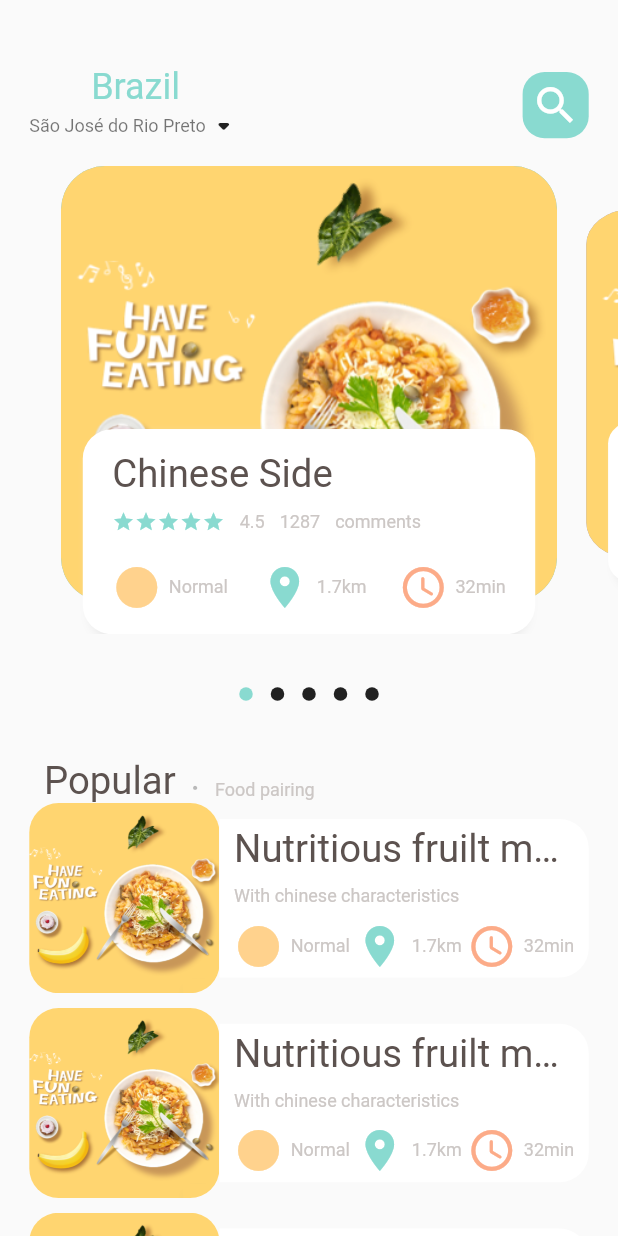
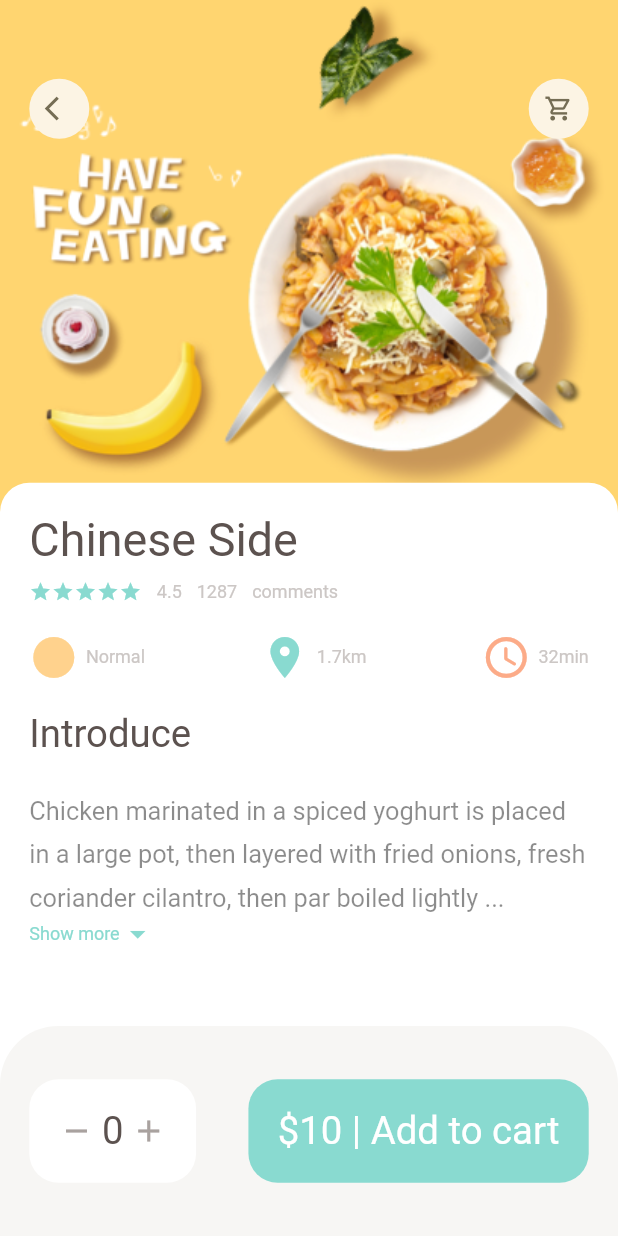
Before and after one commit to fabioyura/food_delivery, a Flutter app: the screen it shows after launch, on a phone screen of 412 x 824 dp. Run offline on Flutter 3.47's test engine with Material 2 defaults, Android fonts, the phone set to English and light mode, and no system bars; drawn by our look-alikes of dots_indicator; our stand-ins replace get.

Commit message:
Terceiro Commit - Finalizado popular_food_detail

```diff
--- a/lib/main.dart
+++ b/lib/main.dart
@@ -1,5 +1,6 @@
 import 'package:flutter/material.dart';
-import 'package:food_delivery/home/main_food_page.dart';
+import 'package:food_delivery/pages/food/popular_food_detail.dart';
+//import 'package:food_delivery/pages/home/main_food_page.dart';
 import 'package:get/get.dart';
 
 void main() {
@@ -18,7 +19,7 @@ class MyApp extends StatelessWidget {
       theme: ThemeData(
         primarySwatch: Colors.blue,
       ),
-      home: MainFoodPage(),
+      home: PopularFoodDetail(),
     );
   }
 }
--- /dev/null
+++ b/lib/pages/food/popular_food_detail.dart
@@ -0,0 +1,145 @@
+import 'package:flutter/material.dart';
+import 'package:food_delivery/utils/dimensions.dart';
+import 'package:food_delivery/widgets/app_column.dart';
+import 'package:food_delivery/widgets/app_icon.dart';
+import 'package:food_delivery/widgets/expandable_text.dart';
+
+import '../../utils/colors.dart';
+import '../../widgets/big_text.dart';
+
+class PopularFoodDetail extends StatelessWidget {
+  const PopularFoodDetail({Key? key}) : super(key: key);
+
+  @override
+  Widget build(BuildContext context) {
+    return Scaffold(
+      backgroundColor: Colors.white,
+      body: Stack(
+        children: [
+          //           <------ BACKGROUND IMAGE ------>
+          Positioned(
+            left: 0,
+            right: 0,
+            child: Container(
+              width: double.maxFinite,
+              height: Dimensions.popularFoodImgSize,
+              decoration: BoxDecoration(
+                  image: DecorationImage(
+                      fit: BoxFit.cover,
+                      image: AssetImage("assets/image/food0.png"))),
+            ),
+          ),
+          //           <------ ICON WIDGETS ------>
+          Positioned(
+            top: Dimensions.height45,
+            left: Dimensions.widht20,
+            right: Dimensions.widht20,
+            child: Row(
+              mainAxisAlignment: MainAxisAlignment.spaceBetween,
+              children: [
+                AppIcon(icon: Icons.arrow_back_ios),
+                AppIcon(icon: Icons.shopping_cart_outlined),
+              ],
+            ),
+          ),
+          //           <------ INTRODUÇÃO ------>
+          Positioned(
+            left: 0,
+            right: 0,
+            bottom: 0,
+            top: Dimensions.popularFoodImgSize - 20,
+            child: Container(
+              padding: EdgeInsets.only(
+                left: Dimensions.widht20,
+                right: Dimensions.widht20,
+                top: Dimensions.height20,
+              ),
+              decoration: BoxDecoration(
+                  borderRadius: BorderRadius.only(
+                      topRight: Radius.circular(Dimensions.radius20),
+                      topLeft: Radius.circular(Dimensions.radius20)),
+                  color: Color.fromRGBO(255, 255, 255, 1)),
+              child: Column(
+                crossAxisAlignment: CrossAxisAlignment.start,
+                children: [
+                  AppColumn(text: "Chinese Side"),
+                  SizedBox(height: Dimensions.height20),
+                  BigText(text: 'Introduce'),
+                  //           <------ EXPANDABLE TEXT WIDGET ------>
+                  SizedBox(height: Dimensions.height20),
+                  Expanded(
+                    child: SingleChildScrollView(
+                      child: ExpandableTextWidget(
+                          text:
+                              "Chicken marinated in a spiced yoghurt is placed in a large pot, then layered with fried onions, fresh coriander cilantro, then par boiled lightly spiced rice\n Chicken marinated in a spiced yoghurt is placed in a large pot, then layered with fried onions, fresh coriander cilantro, then par boiled lightly spiced rice \n Chicken marinated in a spiced yoghurt is placed in a large pot, then layered with fried onions, fresh coriander cilantro, then par boiled lightly spiced rice"),
+                    ),
+                  )
+                ],
+              ),
+            ),
+          ),
+        ],
+      ),
+      bottomNavigationBar: Container(
+        height: Dimensions.bottomHeightBar,
+        padding: EdgeInsets.only(
+          top: Dimensions.height30,
+          bottom: Dimensions.height30,
+          left: Dimensions.widht20,
+          right: Dimensions.widht20,
+        ),
+        decoration: BoxDecoration(
+          color: AppColors.buttonBackgroundColor,
+          borderRadius: BorderRadius.only(
+            topLeft: Radius.circular(Dimensions.radius20 * 2),
+            topRight: Radius.circular(Dimensions.radius20 * 2),
+          ),
+        ),
+        child: Row(
+          mainAxisAlignment: MainAxisAlignment.spaceBetween,
+          children: [
+            //           <------ CONTAINER Add item number ------>
+            Container(
+              padding: EdgeInsets.only(
+                  //Aumentar espaço dentro do Container - +
+                  top: Dimensions.height20,
+                  bottom: Dimensions.height20,
+                  left: Dimensions.widht20,
+                  right: Dimensions.widht20),
+              decoration: BoxDecoration(
+                  borderRadius: BorderRadius.circular(Dimensions.radius20),
+                  color: Colors.white),
+              child: Row(
+                children: [
+                  Icon(Icons.remove, color: AppColors.signColor),
+                  SizedBox(width: Dimensions.widht10 / 2),
+                  BigText(text: "0"),
+                  SizedBox(width: Dimensions.widht10 / 2),
+                  Icon(
+                    Icons.add,
+                    color: AppColors.signColor,
+                  )
+                ],
+              ),
+            ),
+            Container(
+              child: BigText(
+                text: "\$10 | Add to cart",
+                color: Colors.white,
+              ),
+              padding: EdgeInsets.only(
+                  //Aumentar espaço dentro do Container 'Add to cart'
+                  top: Dimensions.height20,
+                  bottom: Dimensions.height20,
+                  left: Dimensions.widht20,
+                  right: Dimensions.widht20),
+              decoration: BoxDecoration(
+                  borderRadius: BorderRadius.circular(Dimensions.radius20),
+                  color: AppColors.mainColor),
+            )
+          ],
+        ),
+      ),
+    );
+  }
+}
--- a/lib/home/food_page_body.dart
+++ b/lib/pages/home/food_page_body.dart
@@ -2,6 +2,7 @@ import 'package:flutter/material.dart';
 import 'package:dots_indicator/dots_indicator.dart';
 import 'package:food_delivery/utils/colors.dart';
 import 'package:food_delivery/utils/dimensions.dart';
+import 'package:food_delivery/widgets/app_column.dart';
 import 'package:food_delivery/widgets/big_text.dart';
 import 'package:food_delivery/widgets/icon_and_text_widget.dart';
 import 'package:food_delivery/widgets/small_text.dart';
@@ -240,64 +241,13 @@ class _FoodPageBodyState extends State<FoodPageBody> {
                     BoxShadow(color: Colors.white, offset: Offset(5, 0)),
                   ]),
               child: Container(
-                padding: EdgeInsets.only(
-                    top: Dimensions.height15,
-                    left: Dimensions.widht15,
-                    right: Dimensions.widht15),
-                child: Column(
-                  crossAxisAlignment: CrossAxisAlignment.start,
-                  children: [
-                    BigText(text: "Chinese Side"),
-                    SizedBox(height: Dimensions.height10),
-                    //           <------ CONTAINER comentário ------>
-
-                    Row(
-                      children: [
-                        Wrap(
-                          children: List.generate(
-                            5,
-                            (index) => Icon(
-                              //Ao declarar um "children", pode retirar as [] para Gerar uma lista 'manualmente', neste caso usa-se uma arrow function => para declarar uma função em uma única linha
-                              Icons.star,
-                              color: AppColors.mainColor,
-                              size: 15,
-                            ),
-                          ),
-                        ),
-                        SizedBox(width: 10),
-                        SmallText(text: '4.5'),
-                        SizedBox(width: 10),
-                        SmallText(text: '1287'),
-                        SizedBox(width: 10),
-                        SmallText(text: 'comments')
-                      ],
-                    ),
-                    SizedBox(height: Dimensions.height20),
-                    ////           <------ CONTAINER distancia e tempo ------>
-
-                    Row(
-                      mainAxisAlignment: MainAxisAlignment.spaceBetween,
-                      children: [
-                        IconAndTextWidget(
-                          icon: Icons.circle_sharp,
-                          text: 'Normal',
-                          iconColor: AppColors.iconColor1,
-                        ),
-                        IconAndTextWidget(
-                          icon: Icons.location_on,
-                          text: '1.7km',
-                          iconColor: AppColors.mainColor,
-                        ),
-                        IconAndTextWidget(
-                          icon: Icons.access_time_rounded,
-                          text: '32min',
-                          iconColor: AppColors.iconColor2,
-                        ),
-                      ],
-                    )
-                  ],
-                ),
-              ),
+                  padding: EdgeInsets.only(
+                      top: Dimensions.height15,
+                      left: Dimensions.widht15,
+                      right: Dimensions.widht15),
+                  child: AppColumn(
+                    text: 'Chinese Side',
+                  )),
             ),
           ),
         ],
--- a/lib/home/main_food_page.dart
+++ b/lib/pages/home/main_food_page.dart
@@ -1,5 +1,5 @@
 import 'package:flutter/material.dart';
-import 'package:food_delivery/home/food_page_body.dart';
+import 'package:food_delivery/pages/home/food_page_body.dart';
 import 'package:food_delivery/utils/colors.dart';
 import 'package:food_delivery/utils/dimensions.dart';
 import 'package:food_delivery/widgets/big_text.dart';
--- a/lib/utils/dimensions.dart
+++ b/lib/utils/dimensions.dart
@@ -13,7 +13,7 @@ class Dimensions {
   static double height15 = screenHeight / 56.27;
   static double height20 = screenHeight / 42.2;
   static double height30 = screenHeight / 28.13;
-  static double height45 = screenHeight / 18.7;
+  static double height45 = screenHeight / 15.7; //18.7
 
   //Dynamic WIDHT padding and margin
   static double widht10 = screenHeight / 84.4;
@@ -22,9 +22,11 @@ class Dimensions {
   static double widht30 = screenHeight / 28.13;
   static double widht45 = screenHeight / 18.7;
 
-  //Font
+  //Font size
 
-  static double font20 = screenHeight / 32.2;
+  static double font16 = screenHeight / 48.75;
+  static double font20 = screenHeight / 32.2; //42.2
+  static double font26 = screenHeight / 26.46; //32.46
 
   //Radius
   static double radius15 = screenHeight / 56.27;
@@ -32,9 +34,16 @@ class Dimensions {
   static double radius30 = screenHeight / 28.13;
 
   //Icon size
+  static double iconSize16 = screenHeight / 42.75;
   static double iconSize24 = screenHeight / 25.17;
 
   //ListView size
   static double listViewImgSize = screenWidth / 3.25;
   static double listViewTextContSize = screenWidth / 3.9;
+
+  //Popular food
+  static double popularFoodImgSize = screenHeight / 2.41;
+
+  //Bottom Height
+  static double bottomHeightBar = screenHeight * 0.17;
 }
--- /dev/null
+++ b/lib/widgets/app_column.dart
@@ -0,0 +1,72 @@
+import 'package:flutter/material.dart';
+
+import '../utils/colors.dart';
+import '../utils/dimensions.dart';
+import 'big_text.dart';
+import 'icon_and_text_widget.dart';
+import 'small_text.dart';
+
+class AppColumn extends StatelessWidget {
+  final String text;
+  const AppColumn({Key? key, required this.text}) : super(key: key);
+
+  @override
+  Widget build(BuildContext context) {
+    return Column(
+      crossAxisAlignment: CrossAxisAlignment.start,
+      children: [
+        BigText(
+          text: text,
+          size: Dimensions.font26,
+        ),
+        SizedBox(height: Dimensions.height10),
+        //           <------ CONTAINER comentário ------>
+
+        Row(
+          children: [
+            Wrap(
+              children: List.generate(
+                5,
+                (index) => Icon(
+                  //Ao declarar um "children", pode retirar as [] para Gerar uma lista 'manualmente', neste caso usa-se uma arrow function => para declarar uma função em uma única linha
+                  Icons.star,
+                  color: AppColors.mainColor,
+                  size: 15,
+                ),
+              ),
+            ),
+            SizedBox(width: 10),
+            SmallText(text: '4.5'),
+            SizedBox(width: 10),
+            SmallText(text: '1287'),
+            SizedBox(width: 10),
+            SmallText(text: 'comments')
+          ],
+        ),
+        SizedBox(height: Dimensions.height20),
+        ////           <------ CONTAINER distancia e tempo ------>
+
+        Row(
+          mainAxisAlignment: MainAxisAlignment.spaceBetween,
+          children: [
+            IconAndTextWidget(
+              icon: Icons.circle_sharp,
+              text: 'Normal',
+              iconColor: AppColors.iconColor1,
+            ),
+            IconAndTextWidget(
+              icon: Icons.location_on,
+              text: '1.7km',
+              iconColor: AppColors.mainColor,
+            ),
+            IconAndTextWidget(
+              icon: Icons.access_time_rounded,
+              text: '32min',
+              iconColor: AppColors.iconColor2,
+            ),
+          ],
+        )
+      ],
+    );
+  }
+}
--- /dev/null
+++ b/lib/widgets/app_icon.dart
@@ -0,0 +1,32 @@
+import 'package:flutter/material.dart';
+import 'package:food_delivery/utils/dimensions.dart';
+
+class AppIcon extends StatelessWidget {
+  final IconData icon;
+  final Color backgroundColor;
+  final Color iconColor;
+  final double size;
+  const AppIcon(
+      {Key? key,
+      required this.icon,
+      this.backgroundColor = const Color(0xFFfcf4e4),
+      this.iconColor = const Color(0xFF756d54),
+      this.size = 40})
+      : super(key: key);
+
+  @override
+  Widget build(BuildContext context) {
+    return Container(
+      width: size,
+      height: size,
+      decoration: BoxDecoration(
+          borderRadius: BorderRadius.circular(size / 2),
+          color: backgroundColor),
+      child: Icon(
+        icon,
+        color: iconColor,
+        size: Dimensions.iconSize16,
+      ),
+    );
+  }
+}
--- /dev/null
+++ b/lib/widgets/expandable_text.dart
@@ -0,0 +1,78 @@
+import 'package:flutter/material.dart';
+import 'package:food_delivery/utils/colors.dart';
+import 'package:food_delivery/utils/dimensions.dart';
+import 'package:food_delivery/widgets/small_text.dart';
+
+class ExpandableTextWidget extends StatefulWidget {
+  final String text;
+  const ExpandableTextWidget({Key? key, required this.text}) : super(key: key);
+
+  @override
+  State<ExpandableTextWidget> createState() => _ExpandableTextWidgetState();
+}
+
+class _ExpandableTextWidgetState extends State<ExpandableTextWidget> {
+  late String firstHalfText;
+  late String secondHalfText;
+
+  bool hiddenText = true;
+
+  double textHeight = Dimensions.screenHeight / 5.63;
+
+  @override
+  void initState() {
+    super.initState();
+    if (widget.text.length > textHeight) {
+      //Checar o tamanho do texto
+      firstHalfText = widget.text.substring(0, textHeight.toInt());
+      secondHalfText =
+          widget.text.substring(textHeight.toInt() + 1, widget.text.length);
+    } else {
+      //Se o texto for pequeno...
+      firstHalfText = widget.text;
+      secondHalfText = "";
+    }
+  }
+
+  @override
+  Widget build(BuildContext context) {
+    return Container(
+      child: secondHalfText.isEmpty
+          ? SmallText(text: firstHalfText)
+          : Column(
+              children: [
+                SmallText(
+                  height: 1.7,
+                  size: Dimensions.font16,
+                  color: Colors.black45, //AppColors.textColor,
+                  text: hiddenText
+                      ? (firstHalfText + "...")
+                      : (firstHalfText + secondHalfText),
+                ),
+                InkWell(
+                  //Uma área retangulas de um Material que responde ao toque do usuário
+                  onTap: () {
+                    setState(() {
+                      hiddenText = !hiddenText;
+                    });
+                  },
+                  child: Row(
+                    children: [
+                      SmallText(
+                        text: hiddenText ? "Show more" : 'Show less',
+                        color: AppColors.mainColor,
+                      ),
+                      Icon(
+                        hiddenText
+                            ? Icons.arrow_drop_down
+                            : Icons.arrow_drop_up,
+                        color: AppColors.mainColor,
+                      )
+                    ],
+                  ),
+                ),
+              ],
+            ),
+    );
+  }
+}
```
